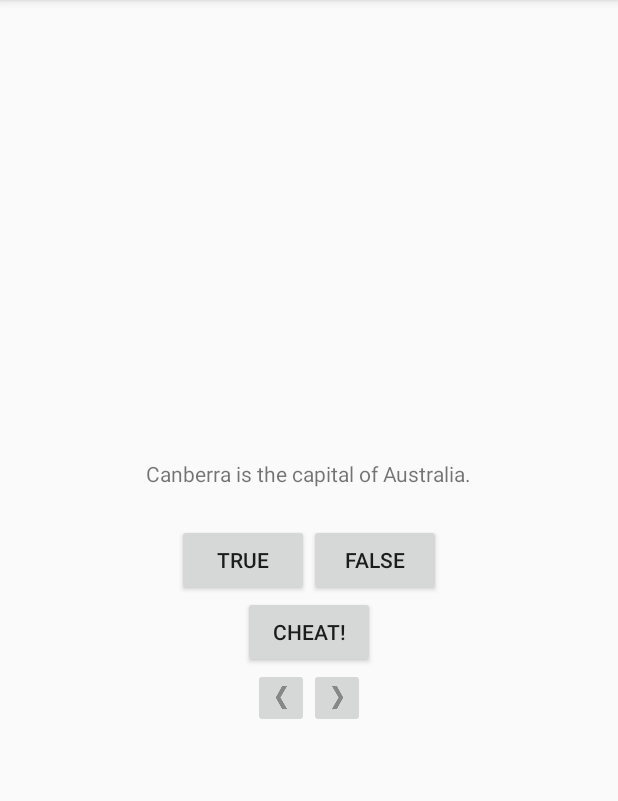
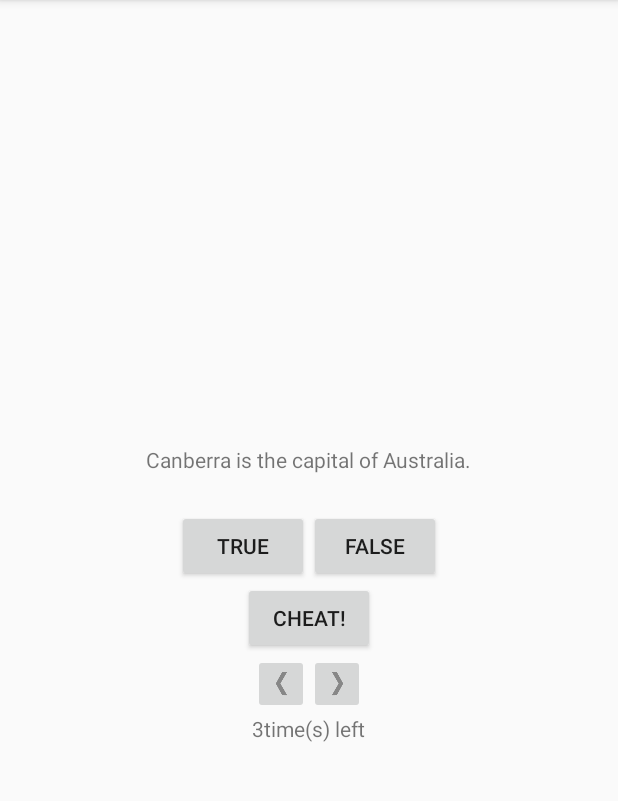
Before and after one commit to CoderLeechou/AndroidProgramming, an Android app: the screen it shows after launch (QuizActivity), on a phone screen of 412 x 824 dp, the part 84-885 px from its top. Run offline under Robolectric (Android 15) with nearby library versions, the phone set to English and light mode, and no system bars.

Commit message:
增加限制作弊次数功能

```diff
--- a/GeoQuiz/app/src/main/java/com/lzwap/android/geoquiz/QuizActivity.java
+++ b/GeoQuiz/app/src/main/java/com/lzwap/android/geoquiz/QuizActivity.java
@@ -23,6 +23,10 @@ public class QuizActivity extends AppCompatActivity {
     private static final String CHEATER_MARK = "IsCheater";
     private static final int NUM_OF_QUESTION = 6;
     private boolean[] mIsCheater = new boolean[NUM_OF_QUESTION];
+    private static final String EXTRA_CHEAT_CHANCE =
+            "com.lzwap.android.geoquiz.cheat_chance";
+
+    private static int mCheatChance = 3;
 
     private Button mTrueButton;
     private Button mFalseButton;
@@ -30,6 +34,7 @@ public class QuizActivity extends AppCompatActivity {
     private ImageButton mNextButton;
     private Button mCheatButton;
     private TextView mQuestionTextView;
+    private TextView mCheatChanceTextView;
 
     private Question[] mQuestionBank = new Question[] {
             new Question(R.string.question_australia, true),
@@ -138,10 +143,13 @@ public class QuizActivity extends AppCompatActivity {
                 boolean answerIsTrue = mQuestionBank[mCurrentIndex].isAnswerTrue();
                 Intent intent = CheatActivity.newIntent(QuizActivity.this,
                         answerIsTrue);
+                intent.putExtra(EXTRA_CHEAT_CHANCE, mCheatChance);
                 //startActivity(intent);
                 startActivityForResult(intent, REQUEST_CODE_CHEAT);
             }
         });
+
+        mCheatChanceTextView = (TextView) findViewById(R.id.show_cheat_chance);
 
         updateQuestion();
     }
@@ -157,12 +165,19 @@ public class QuizActivity extends AppCompatActivity {
                 return;
             }
             mIsCheater[mCurrentIndex] = CheatActivity.wasAnswerShown(data);
+            mCheatChance = data.getIntExtra(EXTRA_CHEAT_CHANCE, 0);
         }
     }
 
     @Override
     protected void onStart() {
         super.onStart();
+        if (mCheatChance == 0) {
+            mCheatButton.setEnabled(false);
+            mCheatChanceTextView.setText("no chance" + "times left");
+        } else {
+            mCheatChanceTextView.setText(mCheatChance + "time(s) left");
+        }
         Log.d(TAG, "onStart() called");
     }
 
--- a/GeoQuiz/app/src/main/res/layout-land/activity_quiz.xml
+++ b/GeoQuiz/app/src/main/res/layout-land/activity_quiz.xml
@@ -38,6 +38,13 @@
         android:layout_gravity="bottom|center_horizontal"
         android:text="@string/cheat_button"/>
 
+    <TextView
+        android:id="@+id/show_cheat_chance"
+        android:layout_width="wrap_content"
+        android:layout_height="wrap_content"
+        android:layout_gravity="bottom"
+        android:text=""/>
+
     <LinearLayout
         android:layout_width="wrap_content"
         android:layout_height="wrap_content"
--- a/GeoQuiz/app/src/main/res/layout/activity_quiz.xml
+++ b/GeoQuiz/app/src/main/res/layout/activity_quiz.xml
@@ -55,6 +55,11 @@
 
     </LinearLayout>
 
+    <TextView
+        android:id="@+id/show_cheat_chance"
+        android:layout_width="wrap_content"
+        android:layout_height="wrap_content"
+        android:text=""/>
 
 
 </LinearLayout>
```
Also changed, not shown: GeoQuiz/app/src/main/java/com/lzwap/android/geoquiz/CheatActivity.java (+7 -0 lines).
